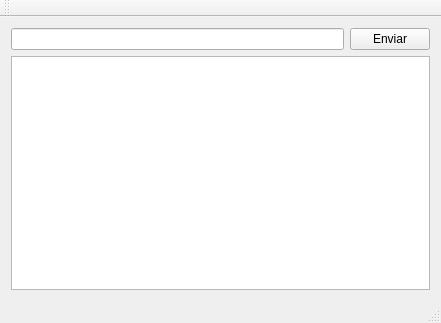
The window that mainwindow.ui (micheldavalos/Arduino_GUI) describes before a commit, drawn with Qt 5.
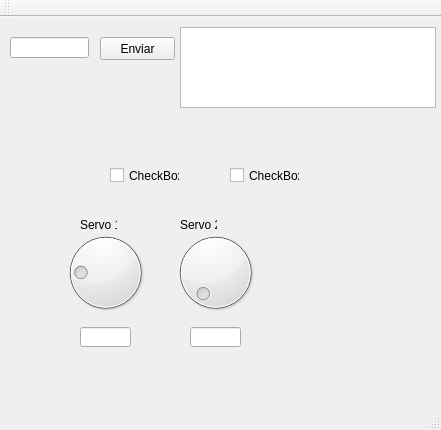
The same window after the commit.

Diff of the .ui file:
```diff
--- a/mainwindow.ui
+++ b/mainwindow.ui
@@ -7,32 +7,201 @@
     <x>0</x>
     <y>0</y>
     <width>441</width>
-    <height>323</height>
+    <height>430</height>
    </rect>
   </property>
+  <property name="sizePolicy">
+   <sizepolicy hsizetype="Ignored" vsizetype="Ignored">
+    <horstretch>0</horstretch>
+    <verstretch>0</verstretch>
+   </sizepolicy>
+  </property>
   <property name="windowTitle">
    <string>MainWindow</string>
   </property>
   <widget class="QWidget" name="centralWidget">
-   <layout class="QGridLayout" name="gridLayout_2">
-    <item row="0" column="0">
-     <layout class="QGridLayout" name="gridLayout">
-      <item row="0" column="1">
-       <widget class="QPushButton" name="botonEnviar">
-        <property name="text">
-         <string>Enviar</string>
-        </property>
-       </widget>
-      </item>
-      <item row="0" column="0">
-       <widget class="QLineEdit" name="lineEditEnviar"/>
-      </item>
-      <item row="1" column="0" colspan="2">
-       <widget class="QPlainTextEdit" name="plainTextEditRespuesta"/>
-      </item>
-     </layout>
-    </item>
-   </layout>
+   <widget class="QCheckBox" name="checkBox">
+    <property name="geometry">
+     <rect>
+      <x>110</x>
+      <y>150</y>
+      <width>70</width>
+      <height>17</height>
+     </rect>
+    </property>
+    <property name="text">
+     <string>CheckBox</string>
+    </property>
+   </widget>
+   <widget class="QCheckBox" name="checkBox_2">
+    <property name="geometry">
+     <rect>
+      <x>230</x>
+      <y>150</y>
+      <width>70</width>
+      <height>17</height>
+     </rect>
+    </property>
+    <property name="text">
+     <string>CheckBox</string>
+    </property>
+   </widget>
+   <widget class="QLineEdit" name="lineEdit">
+    <property name="geometry">
+     <rect>
+      <x>80</x>
+      <y>310</y>
+      <width>51</width>
+      <height>20</height>
+     </rect>
+    </property>
+   </widget>
+   <widget class="QLineEdit" name="lineEdit_2">
+    <property name="geometry">
+     <rect>
+      <x>190</x>
+      <y>310</y>
+      <width>51</width>
+      <height>20</height>
+     </rect>
+    </property>
+   </widget>
+   <widget class="QPushButton" name="botonEnviar">
+    <property name="geometry">
+     <rect>
+      <x>100</x>
+      <y>20</y>
+      <width>75</width>
+      <height>23</height>
+     </rect>
+    </property>
+    <property name="sizePolicy">
+     <sizepolicy hsizetype="Fixed" vsizetype="Fixed">
+      <horstretch>0</horstretch>
+      <verstretch>0</verstretch>
+     </sizepolicy>
+    </property>
+    <property name="text">
+     <string>Enviar</string>
+    </property>
+   </widget>
+   <widget class="QLineEdit" name="lineEditEnviar">
+    <property name="geometry">
+     <rect>
+      <x>10</x>
+      <y>20</y>
+      <width>79</width>
+      <height>21</height>
+     </rect>
+    </property>
+    <property name="sizePolicy">
+     <sizepolicy hsizetype="Ignored" vsizetype="Ignored">
+      <horstretch>0</horstretch>
+      <verstretch>0</verstretch>
+     </sizepolicy>
+    </property>
+   </widget>
+   <widget class="QPlainTextEdit" name="plainTextEditRespuesta">
+    <property name="geometry">
+     <rect>
+      <x>180</x>
+      <y>10</y>
+      <width>256</width>
+      <height>81</height>
+     </rect>
+    </property>
+    <property name="sizePolicy">
+     <sizepolicy hsizetype="Fixed" vsizetype="Fixed">
+      <horstretch>0</horstretch>
+      <verstretch>0</verstretch>
+     </sizepolicy>
+    </property>
+   </widget>
+   <widget class="QDial" name="dial_0">
+    <property name="geometry">
+     <rect>
+      <x>60</x>
+      <y>210</y>
+      <width>91</width>
+      <height>91</height>
+     </rect>
+    </property>
+    <property name="sizePolicy">
+     <sizepolicy hsizetype="Ignored" vsizetype="Ignored">
+      <horstretch>0</horstretch>
+      <verstretch>0</verstretch>
+     </sizepolicy>
+    </property>
+    <property name="focusPolicy">
+     <enum>Qt::WheelFocus</enum>
+    </property>
+    <property name="minimum">
+     <number>-90</number>
+    </property>
+    <property name="maximum">
+     <number>270</number>
+    </property>
+    <property name="singleStep">
+     <number>1</number>
+    </property>
+    <property name="pageStep">
+     <number>1</number>
+    </property>
+    <property name="value">
+     <number>0</number>
+    </property>
+    <property name="sliderPosition">
+     <number>0</number>
+    </property>
+    <property name="tracking">
+     <bool>true</bool>
+    </property>
+    <property name="orientation">
+     <enum>Qt::Horizontal</enum>
+    </property>
+    <property name="invertedAppearance">
+     <bool>false</bool>
+    </property>
+    <property name="wrapping">
+     <bool>true</bool>
+    </property>
+   </widget>
+   <widget class="QDial" name="dial_1">
+    <property name="geometry">
+     <rect>
+      <x>170</x>
+      <y>210</y>
+      <width>91</width>
+      <height>91</height>
+     </rect>
+    </property>
+   </widget>
+   <widget class="QLabel" name="label">
+    <property name="geometry">
+     <rect>
+      <x>80</x>
+      <y>200</y>
+      <width>37</width>
+      <height>16</height>
+     </rect>
+    </property>
+    <property name="text">
+     <string>Servo 1</string>
+    </property>
+   </widget>
+   <widget class="QLabel" name="label_2">
+    <property name="geometry">
+     <rect>
+      <x>180</x>
+      <y>200</y>
+      <width>37</width>
+      <height>16</height>
+     </rect>
+    </property>
+    <property name="text">
+     <string>Servo 2</string>
+    </property>
+   </widget>
   </widget>
   <widget class="QToolBar" name="mainToolBar">
    <attribute name="toolBarArea">
```
